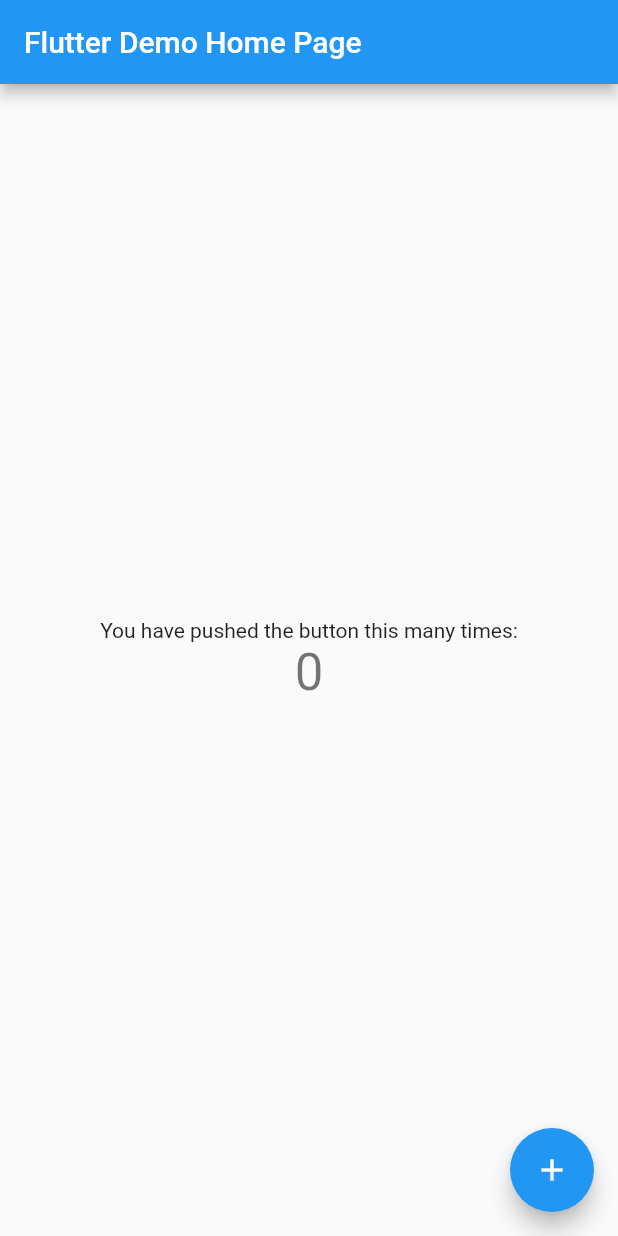
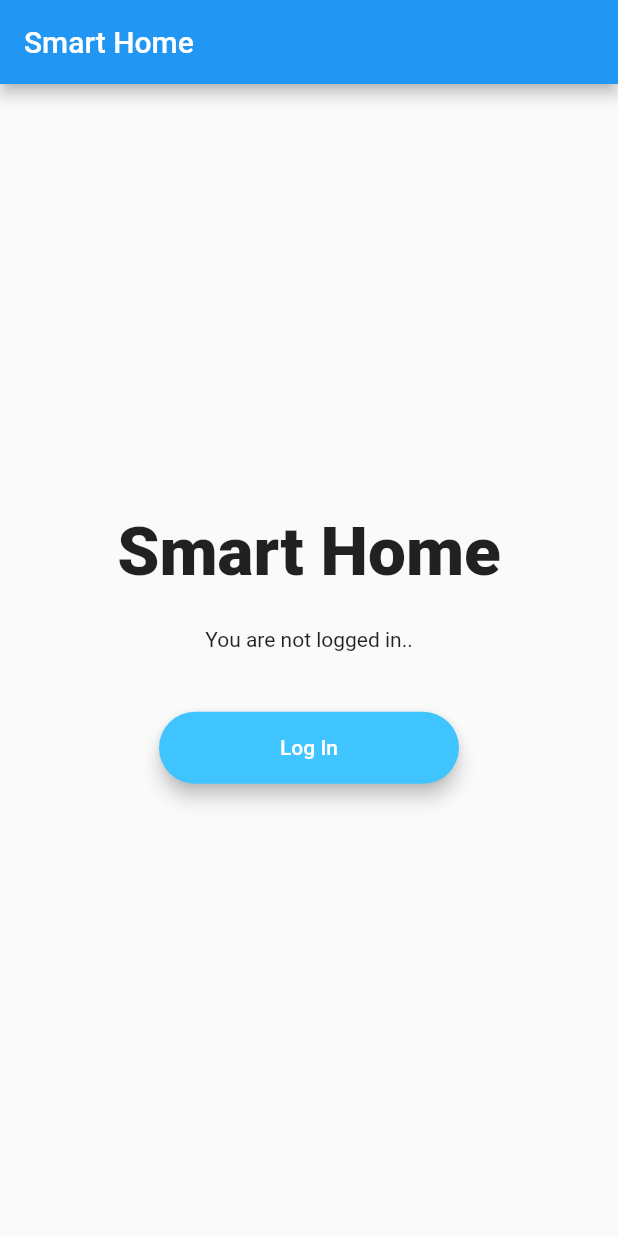
Before and after one commit to khushi2305/smart-home-insurance-discounts-app, a Flutter app: the screen it shows after launch, on a phone screen of 412 x 824 dp. Run offline on Flutter 3.47's test engine with Material 2 defaults, Android fonts, the phone set to English and light mode, and no system bars; our stand-ins replace animated_text_kit, google_sign_in, googleapis_auth.

Commit message:
login screen done

```diff
--- /dev/null
+++ b/home_insurance_app/lib/components/rounded_button.dart
@@ -0,0 +1,32 @@
+import 'package:flutter/material.dart';
+
+class RoundedButton extends StatelessWidget {
+  RoundedButton({this.title, this.colour, @required this.onPressed});
+
+  final Color colour;
+  final String title;
+  final Function onPressed;
+
+  @override
+  Widget build(BuildContext context) {
+    return Padding(
+      padding: EdgeInsets.symmetric(vertical: 16.0),
+      child: Material(
+        elevation: 5.0,
+        color: colour,
+        borderRadius: BorderRadius.circular(30.0),
+        child: MaterialButton(
+          onPressed: onPressed,
+          minWidth: 200.0,
+          height: 42.0,
+          child: Text(
+            title,
+            style: TextStyle(
+              color: Colors.white,
+            ),
+          ),
+        ),
+      ),
+    );
+  }
+}
--- a/home_insurance_app/lib/main.dart
+++ b/home_insurance_app/lib/main.dart
@@ -1,117 +1,121 @@
 import 'package:flutter/material.dart';
+import 'package:google_sign_in/google_sign_in.dart';
+import 'package:http/http.dart' as http;
+import 'dart:io';
+import 'dart:convert';
+import 'package:url_launcher/url_launcher.dart';
+import 'package:googleapis_auth/auth_io.dart';
+import 'package:homeinsuranceapp/components/rounded_button.dart';
+import 'package:animated_text_kit/animated_text_kit.dart';
 
-void main() {
-  runApp(MyApp());
+GoogleSignIn _googleSignIn = GoogleSignIn(scopes: ['profile', 'email']);
+
+void main() => runApp(MaterialApp(
+  title: 'Smart Home',
+  home: SignInDemo(),
+));
+
+class SignInDemo extends StatefulWidget {
+  @override
+  _SignInDemoState createState() => _SignInDemoState();
 }
 
-class MyApp extends StatelessWidget {
-  // This widget is the root of your application.
+class _SignInDemoState extends State<SignInDemo> {
+  GoogleSignInAccount _currentUser;
+
+  @override
+  void initState() {
+    // TODO: implement initState
+    super.initState();
+    _googleSignIn.onCurrentUserChanged.listen((GoogleSignInAccount account){
+      setState(() {
+        _currentUser = account;
+      });
+    });
+    _googleSignIn.signInSilently();
+  }
   @override
   Widget build(BuildContext context) {
-    return MaterialApp(
-      title: 'Flutter Demo',
-      theme: ThemeData(
-        // This is the theme of your application.
-        //
-        // Try running your application with "flutter run". You'll see the
-        // application has a blue toolbar. Then, without quitting the app, try
-        // changing the primarySwatch below to Colors.green and then invoke
-        // "hot reload" (press "r" in the console where you ran "flutter run",
-        // or simply save your changes to "hot reload" in a Flutter IDE).
-        // Notice that the counter didn't reset back to zero; the application
-        // is not restarted.
-        primarySwatch: Colors.blue,
-        // This makes the visual density adapt to the platform that you run
-        // the app on. For desktop platforms, the controls will be smaller and
-        // closer together (more dense) than on mobile platforms.
-        visualDensity: VisualDensity.adaptivePlatformDensity,
+    return Scaffold(
+      appBar: AppBar(
+        title: Text('Smart Home'),
       ),
-      home: MyHomePage(title: 'Flutter Demo Home Page'),
+      body: Center(child: _buildBody()),
     );
   }
-}
 
-class MyHomePage extends StatefulWidget {
-  MyHomePage({Key key, this.title}) : super(key: key);
+  Widget _buildBody() {
+    if (_currentUser != null) {
+      return Column(
+        mainAxisAlignment: MainAxisAlignment.center,
+        crossAxisAlignment: CrossAxisAlignment.center,
+        mainAxisSize: MainAxisSize.max,
+        children: <Widget>[
+          ListTile(
+            leading: GoogleUserCircleAvatar(
+              identity: _currentUser,
+            ),
+            title: Text(_currentUser.displayName ?? ''),
+            subtitle: Text(_currentUser.email ?? ''),
+          ),
+          RoundedButton(
+            title: 'Log Out',
+            colour: Colors.lightBlueAccent,
+            onPressed: _handleSignOut,
+          ),
+          RoundedButton(
+            title : 'Get Started',
+            colour:Colors.blueAccent,
+            onPressed: auth,
 
-  // This widget is the home page of your application. It is stateful, meaning
-  // that it has a State object (defined below) that contains fields that affect
-  // how it looks.
+          ),
+        ],
+      );
+    }
+    else{
+      return Column(
+        mainAxisAlignment: MainAxisAlignment.center,
+        crossAxisAlignment: CrossAxisAlignment.center,
+        mainAxisSize: MainAxisSize.max,
+        children: <Widget>[
+          TypewriterAnimatedTextKit(
+            text: ['Smart Home'],
+            textStyle: TextStyle(
+              fontSize: 45.0,
+              fontWeight: FontWeight.w900,
+            ),
+          ),
+          SizedBox(
+            height: 24.0,
+          ),
+          Text('You are not logged in..'),
+          SizedBox(
+            height: 24.0,
+          ),
 
-  // This class is the configuration for the state. It holds the values (in this
-  // case the title) provided by the parent (in this case the App widget) and
-  // used by the build method of the State. Fields in a Widget subclass are
-  // always marked "final".
-
-  final String title;
-
-  @override
-  _MyHomePageState createState() => _MyHomePageState();
-}
-
-class _MyHomePageState extends State<MyHomePage> {
-  int _counter = 0;
-
-  void _incrementCounter() {
-    setState(() {
-      // This call to setState tells the Flutter framework that something has
-      // changed in this State, which causes it to rerun the build method below
-      // so that the display can reflect the updated values. If we changed
-      // _counter without calling setState(), then the build method would not be
-      // called again, and so nothing would appear to happen.
-      _counter++;
-    });
+          RoundedButton(
+            title: 'Log In',
+            colour: Colors.lightBlueAccent,
+            onPressed: _handleSignIn,
+          ),
+        ],
+      );
+    }
   }
 
-  @override
-  Widget build(BuildContext context) {
-    // This method is rerun every time setState is called, for instance as done
-    // by the _incrementCounter method above.
-    //
-    // The Flutter framework has been optimized to make rerunning build methods
-    // fast, so that you can just rebuild anything that needs updating rather
-    // than having to individually change instances of widgets.
-    return Scaffold(
-      appBar: AppBar(
-        // Here we take the value from the MyHomePage object that was created by
-        // the App.build method, and use it to set our appbar title.
-        title: Text(widget.title),
-      ),
-      body: Center(
-        // Center is a layout widget. It takes a single child and positions it
-        // in the middle of the parent.
-        child: Column(
-          // Column is also a layout widget. It takes a list of children and
-          // arranges them vertically. By default, it sizes itself to fit its
-          // children horizontally, and tries to be as tall as its parent.
-          //
-          // Invoke "debug painting" (press "p" in the console, choose the
-          // "Toggle Debug Paint" action from the Flutter Inspector in Android
-          // Studio, or the "Toggle Debug Paint" command in Visual Studio Code)
-          // to see the wireframe for each widget.
-          //
-          // Column has various properties to control how it sizes itself and
-          // how it positions its children. Here we use mainAxisAlignment to
-          // center the children vertically; the main axis here is the vertical
-          // axis because Columns are vertical (the cross axis would be
-          // horizontal).
-          mainAxisAlignment: MainAxisAlignment.center,
-          children: <Widget>[
-            Text(
-              'You have pushed the button this many times:',
-            ),
-            Text(
-              '$_counter',
-              style: Theme.of(context).textTheme.headline4,
-            ),
-          ],
-        ),
-      ),
-      floatingActionButton: FloatingActionButton(
-        onPressed: _incrementCounter,
-        tooltip: 'Increment',
-        child: Icon(Icons.add),
-      ), // This trailing comma makes auto-formatting nicer for build methods.
-    );
+  Future<void> _handleSignIn() async{
+    try{
+      await _googleSignIn.signIn();
+    }catch(error){
+      print(error);
+    }
   }
+
+  Future<void> _handleSignOut() async{
+    _googleSignIn.disconnect();
+  }
+  Future<void> auth ( )async{
+
+  }
+
 }
```
Also changed, not shown: home_insurance_app/pubspec.yaml (+8 -0 lines), home_insurance_app/pubspec.lock, 6 other files.
